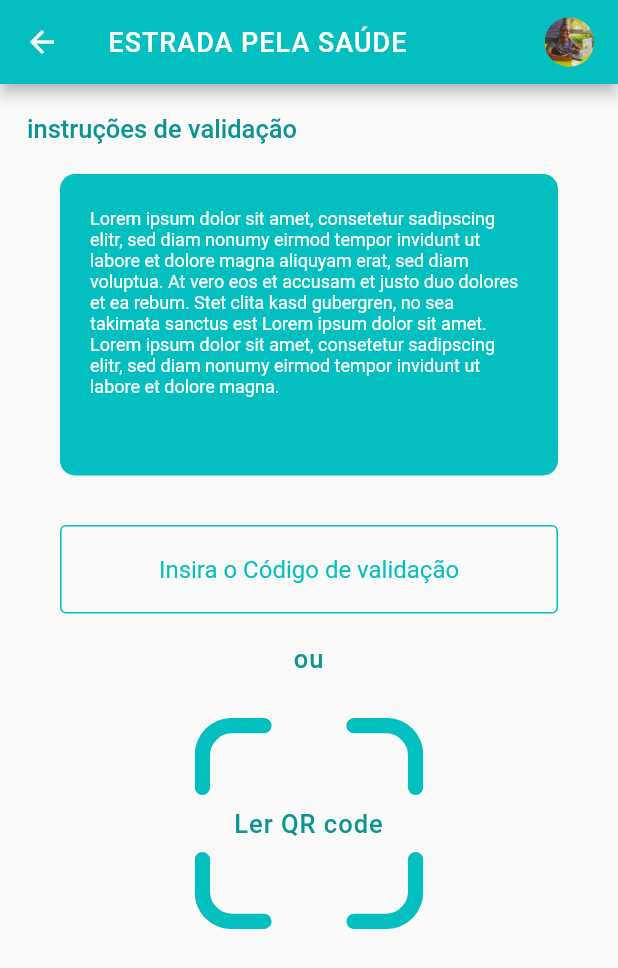
After one commit to spacerkt/FiqueBem, a Flutter app: the ValidatePoints screen opened directly, after a tap on "Ler QR code", on a phone screen of 412 x 824 dp. The commit adds this screen. Shown: the top 968 px of the screen. Run offline on Flutter 3.47's test engine with Material 2 defaults, Android fonts, the phone set to English and light mode, and no system bars; our stand-ins replace flutter_svg, percent_indicator; missing offline and left inert: qrcode_reader; network calls fail.

Commit message:
feat/ estrada pela saude

```diff
--- /dev/null
+++ b/lib/mainScreen/EstradaPelaSaude.dart
@@ -0,0 +1,240 @@
+// import 'package:Fique_Bem/Menu/Menu.dart';
+// import 'package:Fique_Bem/NotificationScreen/NotificationScreen.dart';
+// import 'package:Fique_Bem/StayGood/StayGood.dart';
+// import 'package:Fique_Bem/Widgets/Bottom_navigation_widget.dart';
+// import 'package:Fique_Bem/mainScreen/home.dart';
+// import 'package:Fique_Bem/scenes/places/servicesScreen.dart';
+
+// import 'package:flutter_svg/svg.dart';
+import 'package:flutter/material.dart';
+import 'package:flutter_svg/flutter_svg.dart';
+import 'package:qrcode_reader/qrcode_reader.dart';
+
+class ValidatePoints extends StatefulWidget {
+  ValidatePoints({Key key}) : super(key: key);
+  final Map<String, dynamic> pluginParameters = {};
+
+  @override
+  _ValidatePointsState createState() => _ValidatePointsState();
+}
+
+class _ValidatePointsState extends State<ValidatePoints> {
+  // int _currentIndex = 0;
+  Future<String> _barcodeString;
+
+  @override
+  Widget build(BuildContext context) {
+    return Scaffold(
+      appBar: AppBar(
+        backgroundColor: Color(0xFF04BFBF),
+        title: Container(
+          child: Row(
+            mainAxisAlignment: MainAxisAlignment.spaceBetween,
+            children: <Widget>[
+              Text(
+                "ESTRADA PELA SAÚDE",
+                style: TextStyle(
+                  fontSize: 18,
+                  letterSpacing: 0.65,
+                  color: Colors.white,
+                ),
+              ),
+              Container(
+                width: 33,
+                height: 33,
+                decoration: BoxDecoration(
+                    color: Color(0x33FFFFFF),
+                    shape: BoxShape.circle,
+                    image: DecorationImage(
+                        fit: BoxFit.cover,
+                        image:
+                            AssetImage("assets/icons/empty_image_user.jpg"))),
+              ),
+            ],
+          ),
+        ),
+      ),
+      body: Column(
+        children: <Widget>[
+          Container(
+            width: MediaQuery.of(context).size.width,
+            padding: EdgeInsets.fromLTRB(18, 20, 18, 20),
+            child: Text(
+              'instruções de validação',
+              textAlign: TextAlign.left,
+              style: TextStyle(
+                fontSize: 17,
+                fontWeight: FontWeight.w500,
+                color: Color(0xFF0C9494),
+              ),
+            ),
+          ),
+          Container(
+            width: 332,
+            height: 201,
+            padding: EdgeInsets.fromLTRB(20, 13, 20, 15),
+            decoration: BoxDecoration(
+              color: Color(0xFF04BFBF),
+              // .withOpacity(0.65)
+              borderRadius: BorderRadius.circular(10),
+            ),
+            child: Container(
+              width: 264,
+              height: 151,
+              margin: EdgeInsets.only(top: 10),
+              child: Text(
+                "Lorem ipsum dolor sit amet, consetetur sadipscing elitr, sed diam nonumy eirmod tempor invidunt ut labore et dolore magna aliquyam erat, sed diam voluptua. At vero eos et accusam et justo duo dolores et ea rebum. Stet clita kasd gubergren, no sea takimata sanctus est Lorem ipsum dolor sit amet. Lorem ipsum dolor sit amet, consetetur sadipscing elitr, sed diam nonumy eirmod tempor invidunt ut labore et dolore magna.",
+                style: TextStyle(
+                  color: Colors.white,
+                  fontSize: 12,
+                ),
+              ),
+            ),
+          ),
+          Container(
+            width: 332,
+            margin: EdgeInsets.only(top: 33, bottom: 20),
+            child: TextField(
+              textAlign: TextAlign.center,
+              decoration: InputDecoration(
+                  focusedBorder: OutlineInputBorder(
+                    borderSide: BorderSide(color: Color(0xFF04BFBF), width: 1),
+                  ),
+                  enabledBorder: OutlineInputBorder(
+                    borderSide: BorderSide(color: Color(0xFF04BFBF), width: 1),
+                  ),
+                  hintStyle: TextStyle(color: Color(0xFF04BFBF)),
+                  hintText: 'Insira o Código de validação'),
+            ),
+          ),
+          Text(
+            'ou',
+            textAlign: TextAlign.center,
+            style: TextStyle(
+              color: Color(0xFF0C9494),
+              fontWeight: FontWeight.w500,
+              fontSize: 17,
+              letterSpacing: 0.65,
+            ),
+          ),
+          InkWell(
+            onTap: () {
+              setState(() {
+                _barcodeString = new QRCodeReader()
+                    .setAutoFocusIntervalInMs(200)
+                    .setForceAutoFocus(true)
+                    .setTorchEnabled(true)
+                    .setHandlePermissions(true)
+                    .setExecuteAfterPermissionGranted(true)
+                    .scan();
+              });
+            },
+            child: Container(
+                width: 160,
+                height: 160,
+                margin: EdgeInsets.only(top: 20),
+                decoration: BoxDecoration(
+                  // color: Color(0xFF04BFBF),
+                  //
+                  borderRadius: BorderRadius.circular(10),
+                ),
+                alignment: Alignment.center,
+                child: Stack(
+                  alignment: Alignment.center,
+                  children: <Widget>[
+                    Text(
+                      'Ler QR code',
+                      textAlign: TextAlign.center,
+                      style: TextStyle(
+                        color: Color(0xFF0C9494),
+                        fontWeight: FontWeight.w500,
+                        fontSize: 17,
+                        letterSpacing: 0.65,
+                      ),
+                    ),
+                    SvgPicture.asset(
+                      "assets/icons/qr-code.svg",
+                      color: Color(0xFF04BFBF),
+                    ),
+                  ],
+                )),
+          ),
+        ],
+      ),
+      // floatingActionButtonLocation: FloatingActionButtonLocation.centerDocked,
+      // floatingActionButton: Container(
+      //   width: 80,
+      //   height: 80,
+      //   child: FloatingActionButton(
+      //     backgroundColor:
+      //         _currentIndex == 2 ? Color(0xFF0C9494) : Color(0xFF04BFBF),
+      //     onPressed: () => Navigator.push(
+      //       context,
+      //       MaterialPageRoute(
+      //         builder: (context) => StayGoodScreen(),
+      //       ),
+      //     ),
+      //     child: SvgPicture.asset(
+      //       "assets/icons/logo.svg",
+      //       color: Colors.white,
+      //       width: 37.17,
+      //       height: 28.11,
+      //     ),
+      //   ),
+      // ),
+      // bottomNavigationBar:
+      //     BottomNavBar(onTap: handleIndexBottom, index: _currentIndex),
+    );
+  }
+
+  // void handleIndexBottom(int index) {
+  //   // Home(),
+  //   // ServicesScreen(),
+  //   // StayGoodScreen(),
+  //   // NotificationScreen(),
+  //   // MenuScreen(),
+  //   switch (index) {
+  //     case 0:
+  //       Navigator.push(
+  //         context,
+  //         MaterialPageRoute(builder: (context) => Home()),
+  //       );
+  //       break;
+  //     case 1:
+  //       Navigator.push(
+  //         context,
+  //         MaterialPageRoute(
+  //           builder: (context) => ServicesScreen(),
+  //         ),
+  //       );
+  //       break;
+  //     case 2:
+  //       Navigator.push(
+  //         context,
+  //         MaterialPageRoute(
+  //           builder: (context) => StayGoodScreen(),
+  //         ),
+  //       );
+  //       break;
+  //     case 3:
+  //       Navigator.push(
+  //         context,
+  //         MaterialPageRoute(
+  //           builder: (context) => NotificationScreen(),
+  //         ),
+  //       );
+  //       break;
+  //     case 4:
+  //       Navigator.push(
+  //         context,
+  //         MaterialPageRoute(
+  //           builder: (context) => MenuScreen(),
+  //         ),
+  //       );
+  //       break;
+
+  //     default:
+  //   }
+  // }
+
+}
--- a/lib/mainScreen/home.dart
+++ b/lib/mainScreen/home.dart
@@ -1,3 +1,4 @@
+import 'package:Fique_Bem/mainScreen/EstradaPelaSaude.dart';
 import 'package:flutter/material.dart';
 import 'package:flutter_svg/svg.dart';
 import '../theme/themes.dart';
@@ -139,7 +140,15 @@ class Home extends StatelessWidget {
                               ),
                             ),
                           ),
-                          Card(
+                          InkWell(
+                            onTap: () {
+                              Navigator.push(
+                                context,
+                                MaterialPageRoute(
+                                    builder: (context) => ValidatePoints()),
+                              );
+                            },
+                            child: Card(
                               color: Color(0XFF04BFBF),
                               child: Column(
                                 mainAxisSize: MainAxisSize.max,
@@ -198,6 +207,7 @@ class Home extends StatelessWidget {
                                     ],
                                   ),
                                 ],
+                              ),
                             ),
                           ),
                           Card(
--- a/lib/theme/themes.dart
+++ b/lib/theme/themes.dart
@@ -3,32 +3,36 @@ import 'package:flutter/material.dart';
 var themeData = ThemeData(
   primaryColor: Color(0xFF04BFBF),
   fontFamily: 'Baloo Tamma 2',
+  hintColor: Color(0xFF04BFBF),
   brightness: Brightness.light,
   backgroundColor: Colors.white,
   accentColor: Color(0xFF04BFBF),
   canvasColor: Color(0xFF0C9494),
   cardColor: Color(0xFF05AB7C),
+  inputDecorationTheme: InputDecorationTheme(
+    labelStyle: TextStyle(color: Color(0xFF04BFBF)),
+  ),
   appBarTheme: AppBarTheme(elevation: 0),
   textTheme: TextTheme(
     bodyText1: TextStyle(
       fontFamily: "Baloo Tamma 2",
       fontSize: 8,
-      color:  Color(0xFF04BFBF),
+      color: Color(0xFF04BFBF),
     ), //header
-    bodyText2:  TextStyle(
+    bodyText2: TextStyle(
       fontFamily: "Baloo Tamma 2",
       fontSize: 18,
-      color:  Color(0xFF04BFBF),
+      color: Color(0xFF04BFBF),
     ), //header
-    subtitle1:  TextStyle(
+    subtitle1: TextStyle(
       fontFamily: "Baloo Tamma 2",
       fontSize: 20,
-      color:  Color(0xFFFFFFFF),
+      color: Color(0xFFFFFFFF),
     ), //header
-    subtitle2:  TextStyle(
+    subtitle2: TextStyle(
       fontFamily: "Baloo Tamma 2",
       fontSize: 10,
-      color:  Color(0xFFFFFFFF),
+      color: Color(0xFFFFFFFF),
     ), //header
   ),
 );
--- a/pubspec.yaml
+++ b/pubspec.yaml
@@ -22,6 +22,7 @@ dependencies:
   cupertino_icons: ^0.1.2
   flutter_svg: ^0.17.4
   percent_indicator: ^2.1.4
+  qrcode_reader: ^0.4.4
 
 dev_dependencies:
   flutter_test:
@@ -40,6 +41,7 @@ flutter:
   # To add assets to your application, add an assets section, like this:
   assets:
     - assets/icons/awesome-road.svg
+    - assets/icons/qr-code.svg
     - assets/icons/Explore.svg
     - assets/icons/Icon awesome-bell.svg
     - assets/icons/logo.svg
```
Also changed, not shown: assets/icons/qr-code.svg (added), pubspec.lock, 2 other files. Lines whose indentation alone changed are shown as unchanged.
